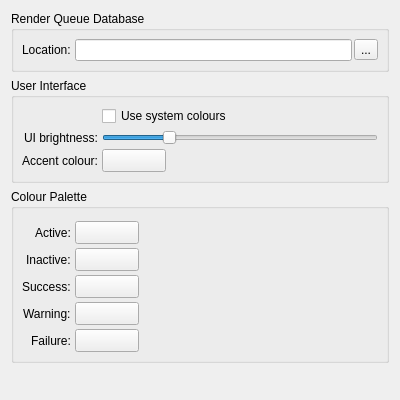
Old version of the form renderqueue/settings_user.ui in the repository all-in-one-of/renderqueue.
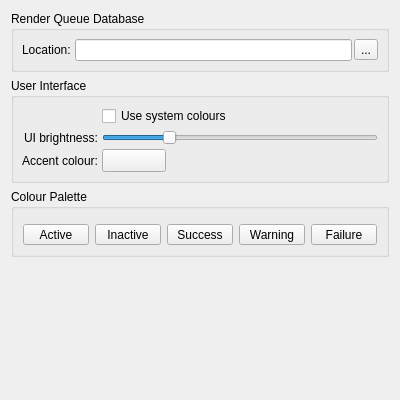
New version of the form. Icons and pictures are not drawn.

Commit message: Modified User settings colour palette UI.

Diff of the .ui file:
```diff
--- a/renderqueue/settings_user.ui
+++ b/renderqueue/settings_user.ui
@@ -47,7 +47,16 @@
       <property name="verticalSpacing">
        <number>4</number>
       </property>
-      <property name="margin">
+      <property name="leftMargin">
+       <number>8</number>
+      </property>
+      <property name="topMargin">
+       <number>8</number>
+      </property>
+      <property name="rightMargin">
+       <number>8</number>
+      </property>
+      <property name="bottomMargin">
        <number>8</number>
       </property>
       <item row="0" column="0">
@@ -69,7 +78,16 @@
          <property name="spacing">
           <number>2</number>
          </property>
-         <property name="margin">
+         <property name="leftMargin">
+          <number>0</number>
+         </property>
+         <property name="topMargin">
+          <number>0</number>
+         </property>
+         <property name="rightMargin">
+          <number>0</number>
+         </property>
+         <property name="bottomMargin">
           <number>0</number>
          </property>
          <item>
@@ -147,7 +165,16 @@
       <property name="verticalSpacing">
        <number>4</number>
       </property>
-      <property name="margin">
+      <property name="leftMargin">
+       <number>8</number>
+      </property>
+      <property name="topMargin">
+       <number>8</number>
+      </property>
+      <property name="rightMargin">
+       <number>8</number>
+      </property>
+      <property name="bottomMargin">
        <number>8</number>
       </property>
       <item row="1" column="0">
@@ -169,7 +196,16 @@
          <property name="spacing">
           <number>6</number>
          </property>
-         <property name="margin">
+         <property name="leftMargin">
+          <number>0</number>
+         </property>
+         <property name="topMargin">
+          <number>0</number>
+         </property>
+         <property name="rightMargin">
+          <number>0</number>
+         </property>
+         <property name="bottomMargin">
           <number>0</number>
          </property>
          <item>
@@ -268,81 +304,24 @@
      <property name="xmlCategory" stdset="0">
       <string>colorPalette</string>
      </property>
-     <layout class="QFormLayout" name="frames_formLayout_2">
-      <property name="fieldGrowthPolicy">
-       <enum>QFormLayout::AllNonFixedFieldsGrow</enum>
-      </property>
-      <property name="labelAlignment">
-       <set>Qt::AlignRight|Qt::AlignTrailing|Qt::AlignVCenter</set>
-      </property>
-      <property name="horizontalSpacing">
-       <number>4</number>
-      </property>
-      <property name="verticalSpacing">
-       <number>4</number>
-      </property>
-      <property name="margin">
-       <number>8</number>
-      </property>
-      <item row="0" column="1">
-       <widget class="QFrame" name="uiBrightness_frame_2">
-        <property name="lineWidth">
-         <number>0</number>
-        </property>
-        <layout class="QHBoxLayout" name="taskSize_horizontalLayout_2">
-         <property name="spacing">
-          <number>6</number>
-         </property>
-         <property name="margin">
-          <number>0</number>
-         </property>
-        </layout>
-       </widget>
-      </item>
-      <item row="1" column="0">
-       <widget class="QLabel" name="colorActive_label">
-        <property name="text">
-         <string>Active:</string>
-        </property>
-        <property name="buddy">
-         <cstring>colorActive_button</cstring>
-        </property>
-       </widget>
-      </item>
+     <layout class="QGridLayout" name="gridLayout">
       <item row="1" column="1">
-       <widget class="QToolButton" name="colorActive_button">
-        <property name="minimumSize">
-         <size>
-          <width>64</width>
-          <height>0</height>
-         </size>
-        </property>
-        <property name="xmlTag" stdset="0">
-         <string>colorActive</string>
-        </property>
-        <property name="colorChooser" stdset="0">
-         <bool>true</bool>
-        </property>
-       </widget>
-      </item>
-      <item row="2" column="0">
-       <widget class="QLabel" name="colorInactive_label">
-        <property name="text">
-         <string>Inactive:</string>
-        </property>
-        <property name="buddy">
-         <cstring>colorInactive_button</cstring>
-        </property>
-       </widget>
-      </item>
-      <item row="2" column="1">
        <widget class="QToolButton" name="colorInactive_button">
+        <property name="sizePolicy">
+         <sizepolicy hsizetype="Expanding" vsizetype="Fixed">
+          <horstretch>0</horstretch>
+          <verstretch>0</verstretch>
+         </sizepolicy>
+        </property>
         <property name="minimumSize">
          <size>
           <width>64</width>
           <height>0</height>
          </size>
         </property>
+        <property name="text">
+         <string>Inactive</string>
+        </property>
         <property name="xmlTag" stdset="0">
          <string>colorInactive</string>
         </property>
@@ -351,24 +330,23 @@
         </property>
        </widget>
       </item>
-      <item row="3" column="0">
-       <widget class="QLabel" name="colorSuccess_label">
-        <property name="text">
-         <string>Success:</string>
-        </property>
-        <property name="buddy">
-         <cstring>colorSuccess_button</cstring>
-        </property>
-       </widget>
-      </item>
-      <item row="3" column="1">
+      <item row="1" column="2">
        <widget class="QToolButton" name="colorSuccess_button">
+        <property name="sizePolicy">
+         <sizepolicy hsizetype="Expanding" vsizetype="Fixed">
+          <horstretch>0</horstretch>
+          <verstretch>0</verstretch>
+         </sizepolicy>
+        </property>
         <property name="minimumSize">
          <size>
           <width>64</width>
           <height>0</height>
          </size>
         </property>
+        <property name="text">
+         <string>Success</string>
+        </property>
         <property name="xmlTag" stdset="0">
          <string>colorSuccess</string>
         </property>
@@ -377,24 +355,48 @@
         </property>
        </widget>
       </item>
-      <item row="4" column="0">
-       <widget class="QLabel" name="colorWarning_label">
+      <item row="1" column="0">
+       <widget class="QToolButton" name="colorActive_button">
+        <property name="sizePolicy">
+         <sizepolicy hsizetype="Expanding" vsizetype="Fixed">
+          <horstretch>0</horstretch>
+          <verstretch>0</verstretch>
+         </sizepolicy>
+        </property>
+        <property name="minimumSize">
+         <size>
+          <width>64</width>
+          <height>0</height>
+         </size>
+        </property>
         <property name="text">
-         <string>Warning:</string>
+         <string>Active</string>
         </property>
-        <property name="buddy">
-         <cstring>colorWarning_button</cstring>
+        <property name="xmlTag" stdset="0">
+         <string>colorActive</string>
+        </property>
+        <property name="colorChooser" stdset="0">
+         <bool>true</bool>
         </property>
        </widget>
       </item>
-      <item row="4" column="1">
+      <item row="1" column="3">
        <widget class="QToolButton" name="colorWarning_button">
+        <property name="sizePolicy">
+         <sizepolicy hsizetype="Expanding" vsizetype="Fixed">
+          <horstretch>0</horstretch>
+          <verstretch>0</verstretch>
+         </sizepolicy>
+        </property>
         <property name="minimumSize">
          <size>
           <width>64</width>
           <height>0</height>
          </size>
         </property>
+        <property name="text">
+         <string>Warning</string>
+        </property>
         <property name="xmlTag" stdset="0">
          <string>colorWarning</string>
         </property>
@@ -403,24 +405,47 @@
         </property>
        </widget>
       </item>
-      <item row="5" column="0">
-       <widget class="QLabel" name="colorFailure_label">
-        <property name="text">
-         <string>Failure:</string>
+      <item row="0" column="0">
+       <widget class="QFrame" name="uiBrightness_frame_2">
+        <property name="lineWidth">
+         <number>0</number>
         </property>
-        <property name="buddy">
-         <cstring>colorFailure_button</cstring>
-        </property>
+        <layout class="QHBoxLayout" name="taskSize_horizontalLayout_2">
+         <property name="spacing">
+          <number>6</number>
+         </property>
+         <property name="leftMargin">
+          <number>0</number>
+         </property>
+         <property name="topMargin">
+          <number>0</number>
+         </property>
+         <property name="rightMargin">
+          <number>0</number>
+         </property>
+         <property name="bottomMargin">
+          <number>0</number>
+         </property>
+        </layout>
        </widget>
       </item>
-      <item row="5" column="1">
+      <item row="1" column="4">
        <widget class="QToolButton" name="colorFailure_button">
+        <property name="sizePolicy">
+         <sizepolicy hsizetype="Expanding" vsizetype="Fixed">
+          <horstretch>0</horstretch>
+          <verstretch>0</verstretch>
+         </sizepolicy>
+        </property>
         <property name="minimumSize">
          <size>
           <width>64</width>
           <height>0</height>
          </size>
         </property>
+        <property name="text">
+         <string>Failure</string>
+        </property>
         <property name="xmlTag" stdset="0">
          <string>colorFailure</string>
         </property>
```
